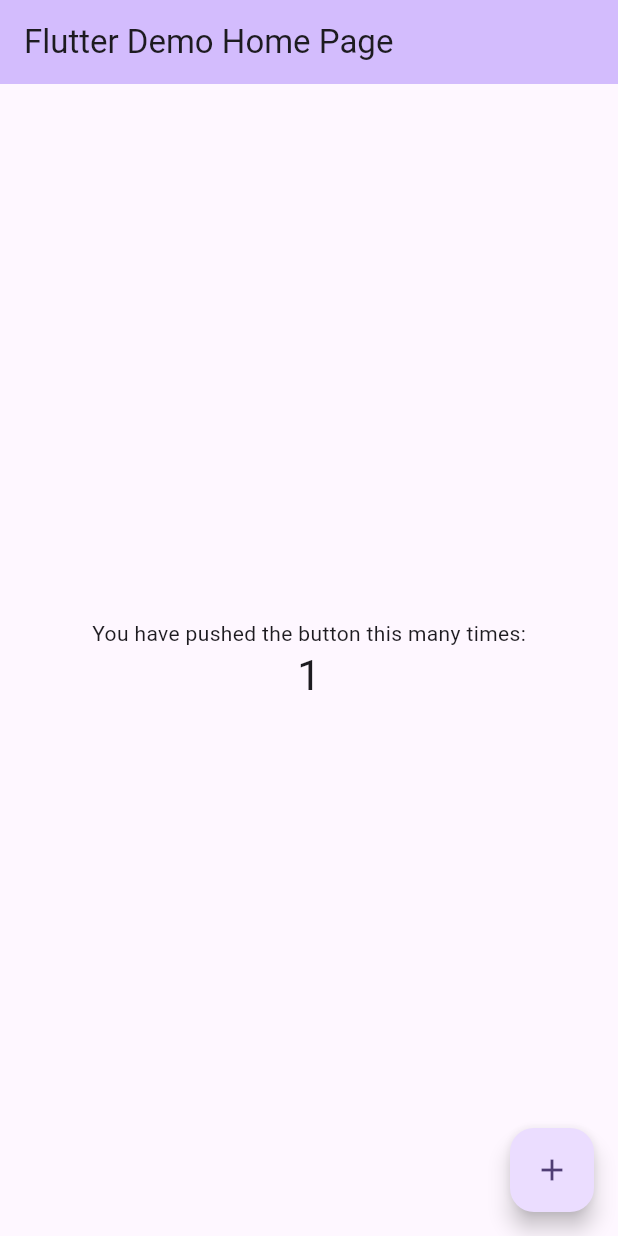
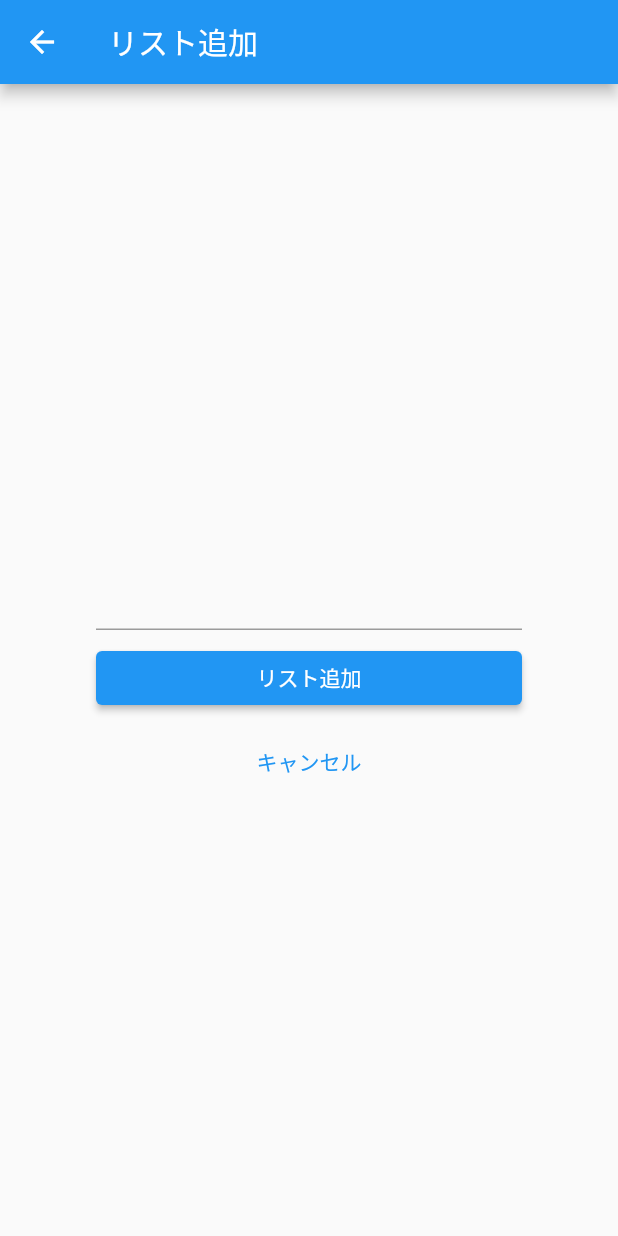
Before and after one commit to shim369/Flutter-Todo-App-Test, a Flutter app: the screen it shows after launch, after a tap on the "add" icon, on a phone screen of 412 x 824 dp. Run offline on Flutter 3.47's test engine with Material 2 defaults, Android fonts, the phone set to English and light mode, and no system bars.

Commit message:
Todo App

```diff
--- a/lib/main.dart
+++ b/lib/main.dart
@@ -1,125 +1,148 @@
 import 'package:flutter/material.dart';
 
 void main() {
-  runApp(const MyApp());
+  // 最初に表示するWidget
+  runApp(MyTodoApp());
 }
 
-class MyApp extends StatelessWidget {
-  const MyApp({super.key});
-
-  // This widget is the root of your application.
+class MyTodoApp extends StatelessWidget {
   @override
   Widget build(BuildContext context) {
     return MaterialApp(
-      title: 'Flutter Demo',
+      // 右上に表示される"debug"ラベルを消す
+      debugShowCheckedModeBanner: false,
+      // アプリ名
+      title: 'My Todo App',
       theme: ThemeData(
-        // This is the theme of your application.
-        //
-        // TRY THIS: Try running your application with "flutter run". You'll see
-        // the application has a blue toolbar. Then, without quitting the app,
-        // try changing the seedColor in the colorScheme below to Colors.green
-        // and then invoke "hot reload" (save your changes or press the "hot
-        // reload" button in a Flutter-supported IDE, or press "r" if you used
-        // the command line to start the app).
-        //
-        // Notice that the counter didn't reset back to zero; the application
-        // state is not lost during the reload. To reset the state, use hot
-        // restart instead.
-        //
-        // This works for code too, not just values: Most code changes can be
-        // tested with just a hot reload.
-        colorScheme: ColorScheme.fromSeed(seedColor: Colors.deepPurple),
-        useMaterial3: true,
+        // テーマカラー
+        primarySwatch: Colors.blue,
+        visualDensity: VisualDensity.adaptivePlatformDensity,
       ),
-      home: const MyHomePage(title: 'Flutter Demo Home Page'),
+      // リスト一覧画面を表示
+      home: TodoListPage(),
     );
   }
 }
 
-class MyHomePage extends StatefulWidget {
-  const MyHomePage({super.key, required this.title});
-
-  // This widget is the home page of your application. It is stateful, meaning
-  // that it has a State object (defined below) that contains fields that affect
-  // how it looks.
-
-  // This class is the configuration for the state. It holds the values (in this
-  // case the title) provided by the parent (in this case the App widget) and
-  // used by the build method of the State. Fields in a Widget subclass are
-  // always marked "final".
-
-  final String title;
-
+// リスト一覧画面用Widget
+class TodoListPage extends StatefulWidget {
   @override
-  State<MyHomePage> createState() => _MyHomePageState();
+  _TodoListPageState createState() => _TodoListPageState();
 }
 
-class _MyHomePageState extends State<MyHomePage> {
-  int _counter = 0;
-
-  void _incrementCounter() {
-    setState(() {
-      // This call to setState tells the Flutter framework that something has
-      // changed in this State, which causes it to rerun the build method below
-      // so that the display can reflect the updated values. If we changed
-      // _counter without calling setState(), then the build method would not be
-      // called again, and so nothing would appear to happen.
-      _counter++;
-    });
-  }
+class _TodoListPageState extends State<TodoListPage> {
+  // Todoリストのデータ
+  List<String> todoList = [];
 
   @override
   Widget build(BuildContext context) {
-    // This method is rerun every time setState is called, for instance as done
-    // by the _incrementCounter method above.
-    //
-    // The Flutter framework has been optimized to make rerunning build methods
-    // fast, so that you can just rebuild anything that needs updating rather
-    // than having to individually change instances of widgets.
+    return Scaffold(
+      // AppBarを表示し、タイトルも設定
+      appBar: AppBar(
+        title: Text('リスト一覧'),
+      ),
+      // データを元にListViewを作成
+      body: ListView.builder(
+        itemCount: todoList.length,
+        itemBuilder: (context, index) {
+          return Card(
+            child: ListTile(
+              title: Text(todoList[index]),
+            ),
+          );
+        },
+      ),
+      floatingActionButton: FloatingActionButton(
+        onPressed: () async {
+          // "push"で新規画面に遷移
+          // リスト追加画面から渡される値を受け取る
+          final newListText = await Navigator.of(context).push(
+            MaterialPageRoute(builder: (context) {
+              // 遷移先の画面としてリスト追加画面を指定
+              return TodoAddPage();
+            }),
+          );
+          if (newListText != null) {
+            // キャンセルした場合は newListText が null となるので注意
+            setState(() {
+              // リスト追加
+              todoList.add(newListText);
+            });
+          }
+        },
+        child: Icon(Icons.add),
+      ),
+    );
+  }
+}
+
+class TodoAddPage extends StatefulWidget {
+  @override
+  _TodoAddPageState createState() => _TodoAddPageState();
+}
+
+class _TodoAddPageState extends State<TodoAddPage> {
+  // 入力されたテキストをデータとして持つ
+  String _text = '';
+
+  // データを元に表示するWidget
+  @override
+  Widget build(BuildContext context) {
     return Scaffold(
       appBar: AppBar(
-        // TRY THIS: Try changing the color here to a specific color (to
-        // Colors.amber, perhaps?) and trigger a hot reload to see the AppBar
-        // change color while the other colors stay the same.
-        backgroundColor: Theme.of(context).colorScheme.inversePrimary,
-        // Here we take the value from the MyHomePage object that was created by
-        // the App.build method, and use it to set our appbar title.
-        title: Text(widget.title),
+        title: Text('リスト追加'),
       ),
-      body: Center(
-        // Center is a layout widget. It takes a single child and positions it
-        // in the middle of the parent.
+      body: Container(
+        // 余白を付ける
+        padding: EdgeInsets.all(64),
         child: Column(
-          // Column is also a layout widget. It takes a list of children and
-          // arranges them vertically. By default, it sizes itself to fit its
-          // children horizontally, and tries to be as tall as its parent.
-          //
-          // Column has various properties to control how it sizes itself and
-          // how it positions its children. Here we use mainAxisAlignment to
-          // center the children vertically; the main axis here is the vertical
-          // axis because Columns are vertical (the cross axis would be
-          // horizontal).
-          //
-          // TRY THIS: Invoke "debug painting" (choose the "Toggle Debug Paint"
-          // action in the IDE, or press "p" in the console), to see the
-          // wireframe for each widget.
           mainAxisAlignment: MainAxisAlignment.center,
           children: <Widget>[
-            const Text(
-              'You have pushed the button this many times:',
+            // 入力されたテキストを表示
+            Text(_text, style: TextStyle(color: Colors.blue)),
+            const SizedBox(height: 8),
+            // テキスト入力
+            TextField(
+              // 入力されたテキストの値を受け取る（valueが入力されたテキスト）
+              onChanged: (String value) {
+                // データが変更したことを知らせる（画面を更新する）
+                setState(() {
+                  // データを変更
+                  _text = value;
+                });
+              },
             ),
-            Text(
-              '$_counter',
-              style: Theme.of(context).textTheme.headlineMedium,
+            const SizedBox(height: 8),
+            Container(
+              // 横幅いっぱいに広げる
+              width: double.infinity,
+              // リスト追加ボタン
+              child: ElevatedButton(
+                onPressed: () {
+                  // "pop"で前の画面に戻る
+                  // "pop"の引数から前の画面にデータを渡す
+                  Navigator.of(context).pop(_text);
+                },
+                child: Text('リスト追加', style: TextStyle(color: Colors.white)),
+              ),
+            ),
+            const SizedBox(height: 8),
+            Container(
+              // 横幅いっぱいに広げる
+              width: double.infinity,
+              // キャンセルボタン
+              child: TextButton(
+                // ボタンをクリックした時の処理
+                onPressed: () {
+                  // "pop"で前の画面に戻る
+                  Navigator.of(context).pop();
+                },
+                child: Text('キャンセル'),
+              ),
             ),
           ],
         ),
       ),
-      floatingActionButton: FloatingActionButton(
-        onPressed: _incrementCounter,
-        tooltip: 'Increment',
-        child: const Icon(Icons.add),
-      ), // This trailing comma makes auto-formatting nicer for build methods.
     );
   }
 }
```
